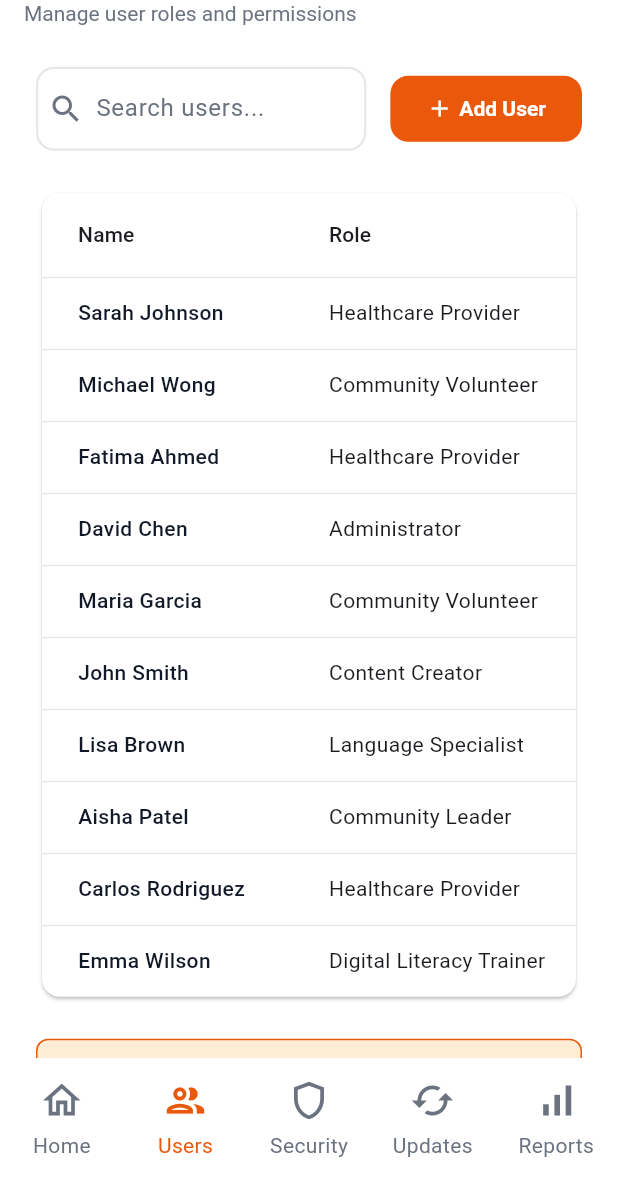
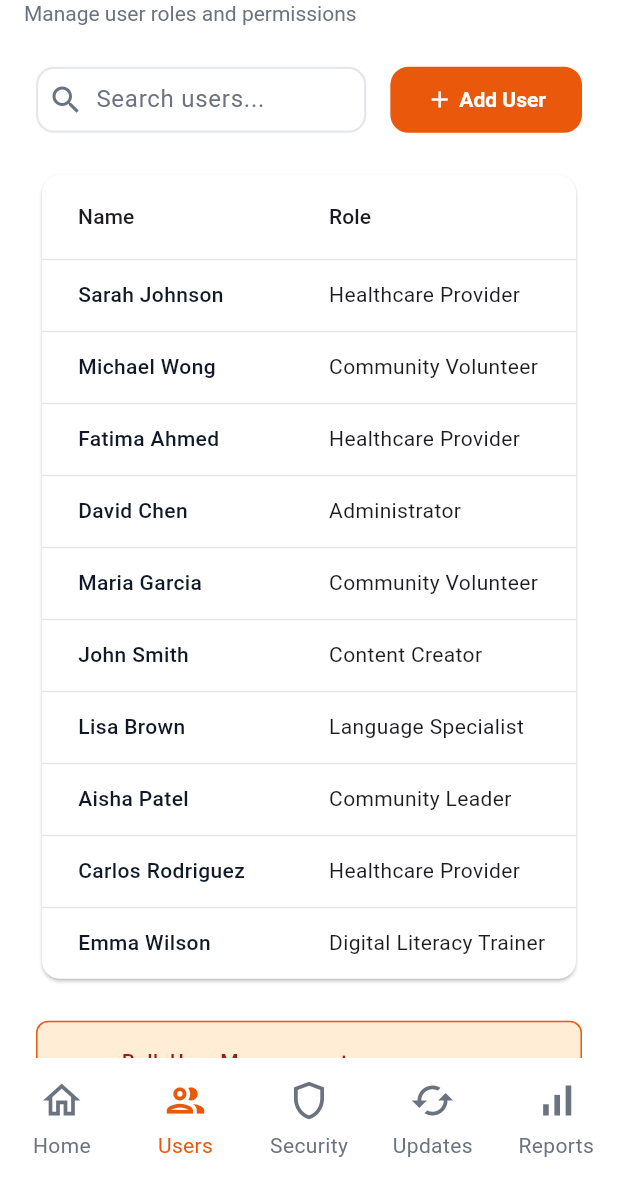
Before and after one commit to nrprosper/flutter_famarar, a Flutter app: the Layout screen opened directly, item 2 of the bottom bar chosen, on a phone screen of 412 x 824 dp, the part 58-1236 px from its top. Run offline on Flutter 3.47's test engine with Material 3 defaults, Android fonts, the phone set to English and light mode, and no system bars; our stand-ins replace intl_phone_field.

```diff
--- a/lib/screens/panels/admin/user_management.dart
+++ b/lib/screens/panels/admin/user_management.dart
@@ -29,12 +29,15 @@ class UserManagement extends StatelessWidget {
                 spacing: DAppSizes.spacingMedium,
                 children: [
                   Expanded(
-                    child: SearchBar(
-                      leading: Icon(
-                        Icons.search,
-                        color: DColors.gray,
+                    child: SizedBox(
+                      height: DAppSizes.buttonHeight,
+                      child: SearchBar(
+                        leading: Icon(
+                          Icons.search,
+                          color: DColors.gray,
+                        ),
+                        hintText: DTexts.searchPlaceholder,
                       ),
-                      hintText: DTexts.searchPlaceholder,
                     ),
                   ),
                   SizedBox(
--- a/lib/screens/panels/layout.dart
+++ b/lib/screens/panels/layout.dart
@@ -1,4 +1,5 @@
 import 'package:famarar/screens/panels/admin/dashboard.dart';
+import 'package:famarar/screens/panels/admin/security_screen.dart';
 import 'package:famarar/screens/panels/admin/user_management.dart';
 import 'package:flutter/material.dart';
 
@@ -33,7 +34,8 @@ class _LayoutState extends State<Layout> {
       ),
       body: <Widget> [
         const Dashboard(),
-        const UserManagement()
+        const UserManagement(),
+        const SecurityScreen()
       ] [currentPageIndex],
     );
   }
```
